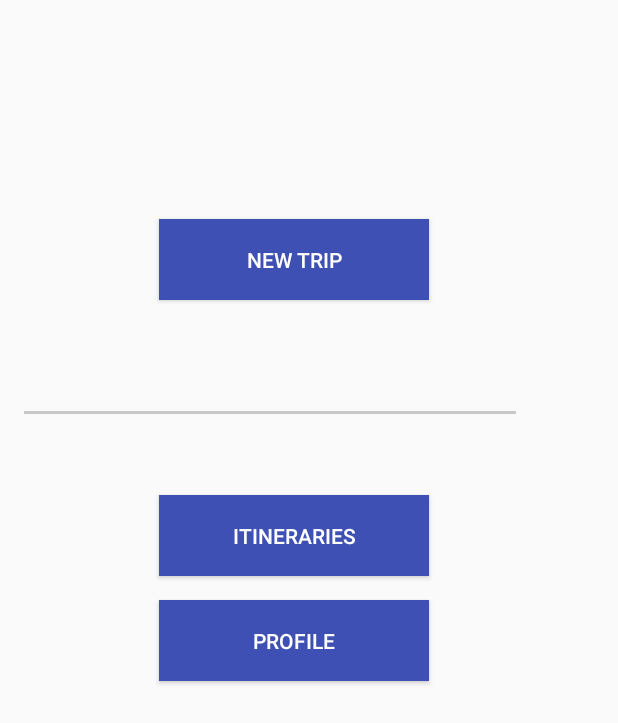
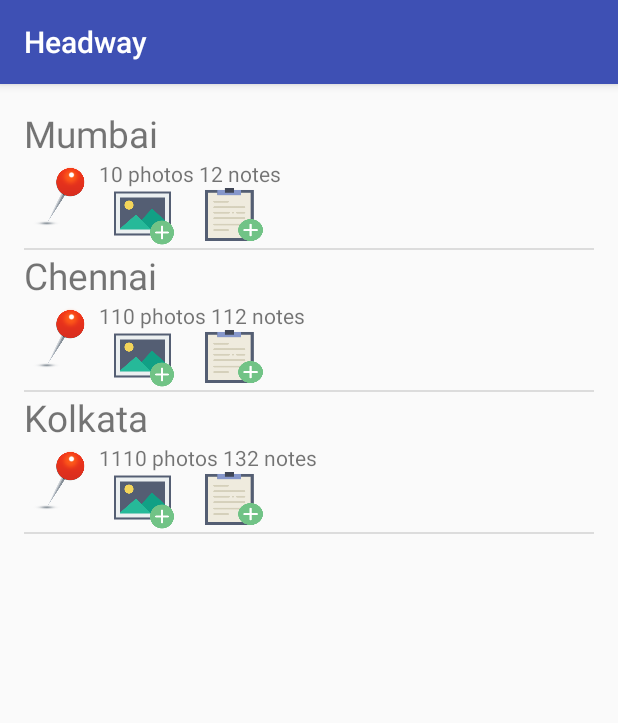
Before and after one commit to nithin-vijayan/Headway, an Android app: the screen it shows after launch (MainActivity before the commit, TestActivity after it), after a tap on "ITINERARIES", on a phone screen of 412 x 824 dp. Shown: the top 723 px of the screen. Run offline under Robolectric (Android 15) with nearby library versions, the phone set to English and light mode, and no system bars.

Commit message:
Added Button images and interaction to add photo button

```diff
--- a/app/src/main/AndroidManifest.xml
+++ b/app/src/main/AndroidManifest.xml
@@ -36,8 +36,9 @@
 
         <activity
             android:name=".MapsActivity"
-            android:label="@string/title_activity_maps"></activity>
-        <activity android:name=".Splash"></activity>
+            android:label="@string/title_activity_maps" />
+        <activity android:name=".Splash" />
+        <activity android:name=".TestActivity"></activity>
     </application>
 
 </manifest>
--- a/app/src/main/java/com/headway/nk/headway/MainActivity.java
+++ b/app/src/main/java/com/headway/nk/headway/MainActivity.java
@@ -44,5 +44,8 @@ public class MainActivity extends Activity {
 
     public void planItineraries(View view) {
 
+        Intent intent=new Intent(this,TestActivity.class);
+        startActivity(intent);
+
     }
 }
--- /dev/null
+++ b/app/src/main/java/com/headway/nk/headway/TestActivity.java
@@ -0,0 +1,101 @@
+package com.headway.nk.headway;
+
+import android.content.DialogInterface;
+import android.support.v7.app.AlertDialog;
+import android.support.v7.app.AppCompatActivity;
+import android.os.Bundle;
+import android.view.View;
+import android.widget.ArrayAdapter;
+import android.widget.Button;
+import android.widget.LinearLayout;
+import android.widget.ListView;
+import android.widget.TextView;
+
+import java.util.ArrayList;
+import java.util.HashMap;
+import java.util.List;
+
+public class TestActivity extends AppCompatActivity {
+
+    private ListItemAdapter adapter;
+    private ArrayList<HashMap<String, String>> check_list;
+
+    @Override
+    protected void onCreate(Bundle savedInstanceState) {
+        super.onCreate(savedInstanceState);
+        setContentView(R.layout.activity_test);
+
+        ListView listView = (ListView) findViewById(R.id.location_list_view_test);
+        List<String> your_array_list = new ArrayList<String>();
+        your_array_list.add("Mumbai");
+        your_array_list.add("Pune");
+        your_array_list.add("Bangalore");
+        your_array_list.add("Chennai");
+        your_array_list.add("Delhi");
+
+        check_list = new ArrayList<HashMap<String, String>>();
+        HashMap<String, String> map1 = new HashMap<String, String>();
+        HashMap<String, String> map2 = new HashMap<String, String>();
+        HashMap<String, String> map3 = new HashMap<String, String>();
+
+        map1.put(MapsActivity.KEY_CHECKPOINT_NAME,"Mumbai");
+        map1.put(MapsActivity.KEY_ASSET_COUNT,"10 photos 12 notes");
+        check_list.add(map1);
+        map2.put(MapsActivity.KEY_CHECKPOINT_NAME,"Chennai");
+        map2.put(MapsActivity.KEY_ASSET_COUNT,"110 photos 112 notes");
+        check_list.add(map2);
+        map3.put(MapsActivity.KEY_CHECKPOINT_NAME,"Kolkata");
+        map3.put(MapsActivity.KEY_ASSET_COUNT,"1110 photos 132 notes");
+        check_list.add(map3);
+
+        adapter=new ListItemAdapter(this,check_list);
+        listView.setAdapter(adapter);
+
+
+    }
+
+    public void photoButtonClicked(View view) {
+
+        LinearLayout vwParentRow = (LinearLayout)view.getParent();
+        Button btnChild = (Button)vwParentRow.getChildAt(0);
+        selectImage();
+
+    }
+
+    public void noteButtonClicked(View view) {
+
+        LinearLayout vwParentRow = (LinearLayout)view.getParent();
+
+        Button btnChild = (Button)vwParentRow.getChildAt(1);
+    }
+
+
+    private void selectImage() {
+        final CharSequence[] items = { "Take Photo", "Choose from Library",
+                "Cancel" };
+        AlertDialog.Builder builder = new AlertDialog.Builder(TestActivity.this);
+        builder.setTitle("Add Photo!");
+        builder.setItems(items, new DialogInterface.OnClickListener() {
+            @Override
+            public void onClick(DialogInterface dialog, int item) {
+                boolean result=true;
+                //result=Utility.checkPermission(MainActivity.this);
+                String userChoosenTask;
+                if (items[item].equals("Take Photo")) {
+                    userChoosenTask="Take Photo";
+                    if(result)
+                        //cameraIntent();
+                    System.out.println(userChoosenTask);
+                } else if (items[item].equals("Choose from Library")) {
+                    userChoosenTask="Choose from Library";
+                    if(result)
+                        //galleryIntent();
+                        System.out.println(userChoosenTask);
+                } else if (items[item].equals("Cancel")) {
+                    dialog.dismiss();
+                }
+            }
+        });
+        builder.show();
+    }
+}
--- /dev/null
+++ b/app/src/main/res/drawable/note_button.xml
@@ -0,0 +1,8 @@
+<?xml version="1.0" encoding="UTF-8"?>
+<selector
+    xmlns:android="http://schemas.android.com/apk/res/android">
+    <item android:drawable="@drawable/notepad_pressed" android:state_focused="true" android:state_pressed="false" />
+    <item android:drawable="@drawable/notepad_pressed" android:state_focused="true" android:state_pressed="true" />
+    <item android:drawable="@drawable/notepad" android:state_focused="false" android:state_pressed="true"/>
+    <item android:drawable="@drawable/notepad" />
+</selector>
--- /dev/null
+++ b/app/src/main/res/drawable/photo_button.xml
@@ -0,0 +1,8 @@
+<?xml version="1.0" encoding="UTF-8"?>
+<selector
+    xmlns:android="http://schemas.android.com/apk/res/android">
+    <item android:drawable="@drawable/image_pressed" android:state_focused="true" android:state_pressed="false" />
+    <item android:drawable="@drawable/image_pressed" android:state_focused="true" android:state_pressed="true" />
+    <item android:drawable="@drawable/image" android:state_focused="false" android:state_pressed="true"/>
+    <item android:drawable="@drawable/image" />
+</selector>
--- /dev/null
+++ b/app/src/main/res/layout/activity_test.xml
@@ -0,0 +1,16 @@
+<?xml version="1.0" encoding="utf-8"?>
+<RelativeLayout xmlns:android="http://schemas.android.com/apk/res/android"
+    xmlns:tools="http://schemas.android.com/tools"
+    android:layout_width="match_parent"
+    android:layout_height="match_parent"
+    android:paddingBottom="@dimen/activity_vertical_margin"
+    android:paddingLeft="@dimen/activity_horizontal_margin"
+    android:paddingRight="@dimen/activity_horizontal_margin"
+    android:paddingTop="@dimen/activity_vertical_margin"
+    tools:context="com.headway.nk.headway.TestActivity">
+    <ListView
+        android:id="@+id/location_list_view_test"
+        android:layout_width="wrap_content"
+        android:layout_height="fill_parent"
+        android:layout_weight="2" />
+</RelativeLayout>
--- a/app/src/main/res/layout/list_row_item.xml
+++ b/app/src/main/res/layout/list_row_item.xml
@@ -20,25 +20,43 @@
         android:layout_width="50dip"
         android:layout_height="50dip"
         android:src="@drawable/checkpoint" />
+
+    <LinearLayout
+        android:layout_width="wrap_content"
+        android:layout_height="wrap_content"
+        android:orientation="vertical">
+
         <TextView
             android:id="@+id/asset_count"
             android:layout_width="wrap_content"
             android:layout_height="wrap_content"
             android:text="5 Photos &amp; 10 Notes"/>
-</LinearLayout>
+
         <LinearLayout
-        android:layout_width="wrap_content"
-        android:layout_height="wrap_content">
+            android:layout_width="match_parent"
+            android:layout_height="match_parent"
+            android:orientation="horizontal">
+
             <Button
                 android:id="@+id/photo_button"
-            android:layout_width="wrap_content"
-            android:layout_height="wrap_content"
-            android:text="Add Photo"/>
+                android:layout_width="40dp"
+                android:layout_height="40dp"
+                android:layout_marginLeft="10dp"
+                android:background="@drawable/photo_button"
+                android:onClick="photoButtonClicked" />
+
             <Button
                 android:id="@+id/note_button"
-            android:layout_width="wrap_content"
-            android:layout_height="wrap_content"
-            android:text="Add Note"/>
+                android:layout_width="40dp"
+                android:layout_height="35dp"
+                android:layout_gravity="right"
+                android:layout_marginLeft="20dp"
+                android:background="@drawable/note_button"
+                android:onClick="noteButtonClicked" />
+        </LinearLayout>
+
     </LinearLayout>
 </LinearLayout>
+
+</LinearLayout>
 </RelativeLayout>
```
Also changed, not shown: app/src/main/java/com/headway/nk/headway/MapsActivity.java (+69 -39 lines), app/src/main/res/drawable/image.png (added), app/src/main/res/drawable/image_pressed.png (added), app/src/main/res/drawable/notepad.png (added), app/src/main/res/drawable/notepad_pressed.png (added). Lines whose indentation alone changed are shown as unchanged.
